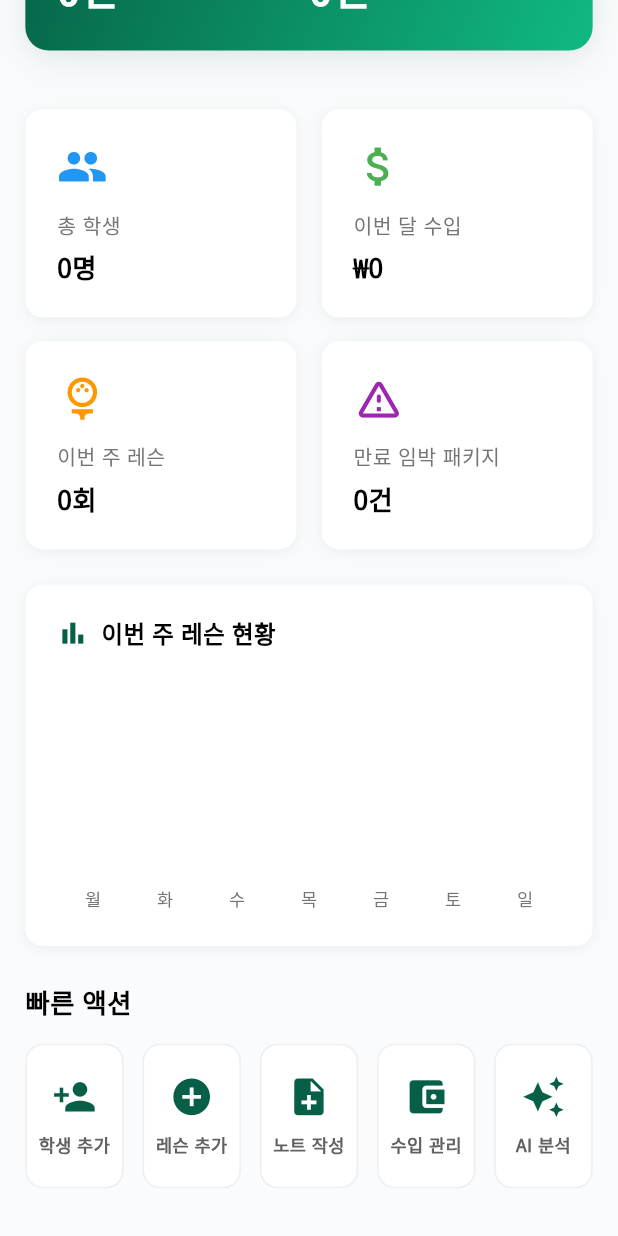
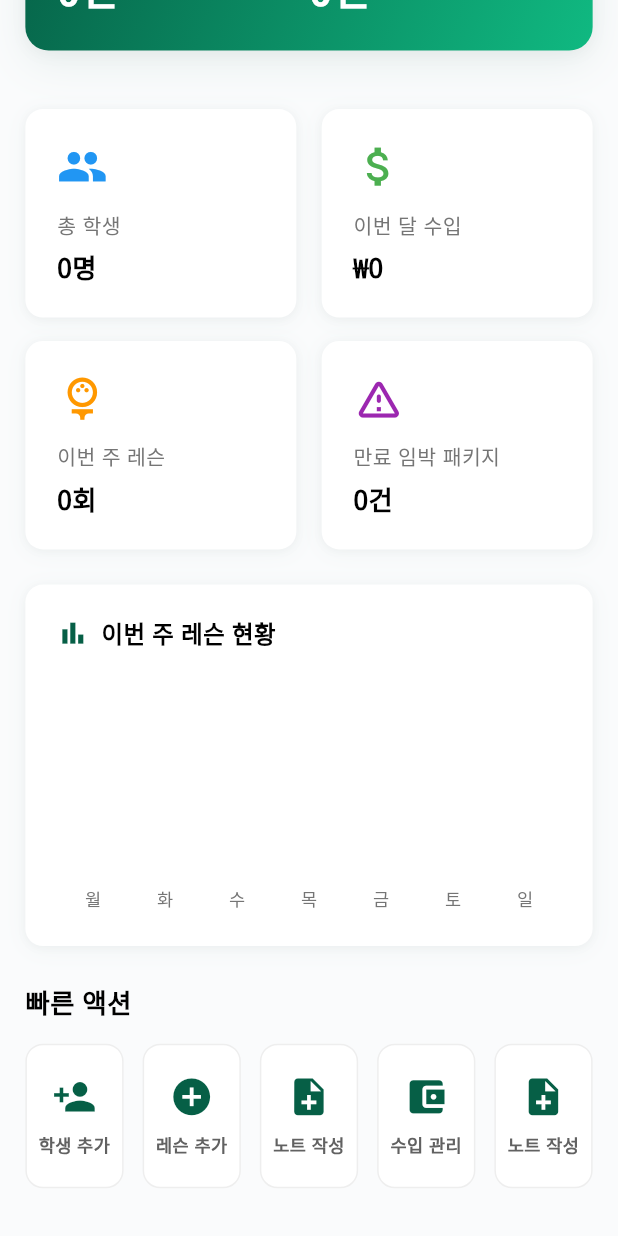
Before and after one commit to moacoms/golfearn-pro, a Flutter app: the DashboardPage screen opened directly, scrolled down 272 dp, on a phone screen of 412 x 824 dp. Run offline on Flutter 3.47's test engine with Material 3 defaults, Android fonts, the phone set to English and light mode, and no system bars; drawn by our look-alikes of fl_chart; our stand-ins replace flutter_dotenv, flutter_riverpod, flutter_screenutil, go_router, riverpod_annotation, shared_preferences and 1 more; missing offline and left inert: dart:html; accounts and stored records are empty; generated files the repository leaves out were written again.

Commit message:
fix: 비밀번호 확인 실시간 검증 + AI 스윙 분석 제거
- 회원가입: 비밀번호 확인 입력 시 실시간으로 불일치 표시
- AI 스윙 분석: 미완성 기능 제거 (라우트, 대시보드 퀵액션)
- 대시보드 퀵액션: AI 분석 → 노트 작성으로 변경

Co-Authored-By: Claude Opus 4.6 (1M context) <noreply@anthropic.com>

```diff
--- a/lib/features/dashboard/presentation/pages/dashboard_page.dart
+++ b/lib/features/dashboard/presentation/pages/dashboard_page.dart
@@ -936,9 +936,9 @@ class DashboardPage extends ConsumerWidget {
             SizedBox(width: 12.w),
             Expanded(
               child: _buildActionButton(
-                icon: Icons.auto_awesome,
-                label: 'AI 분석',
-                onTap: () => context.go('/analysis'),
+                icon: Icons.note_add,
+                label: '노트 작성',
+                onTap: () => context.go('/lessons'),
               ),
             ),
           ],
```
Also changed, not shown: lib/core/router/app_router.dart (+0 -11 lines), lib/features/auth/presentation/pages/register_page.dart (+9 -0 lines), 2 other files.
